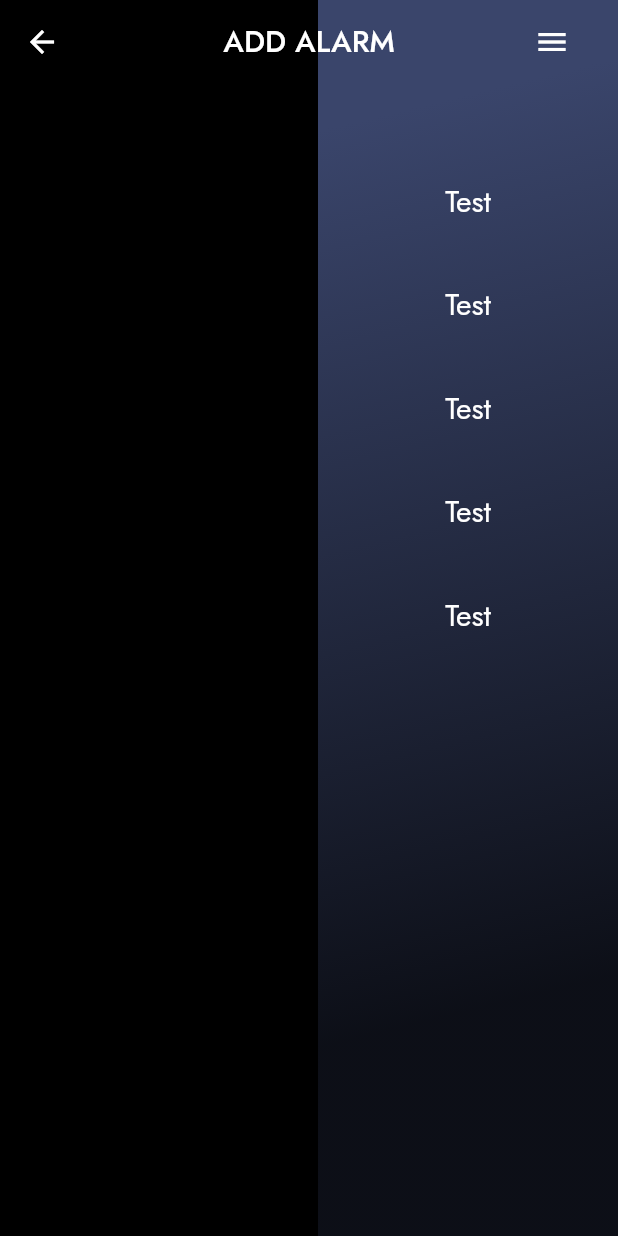
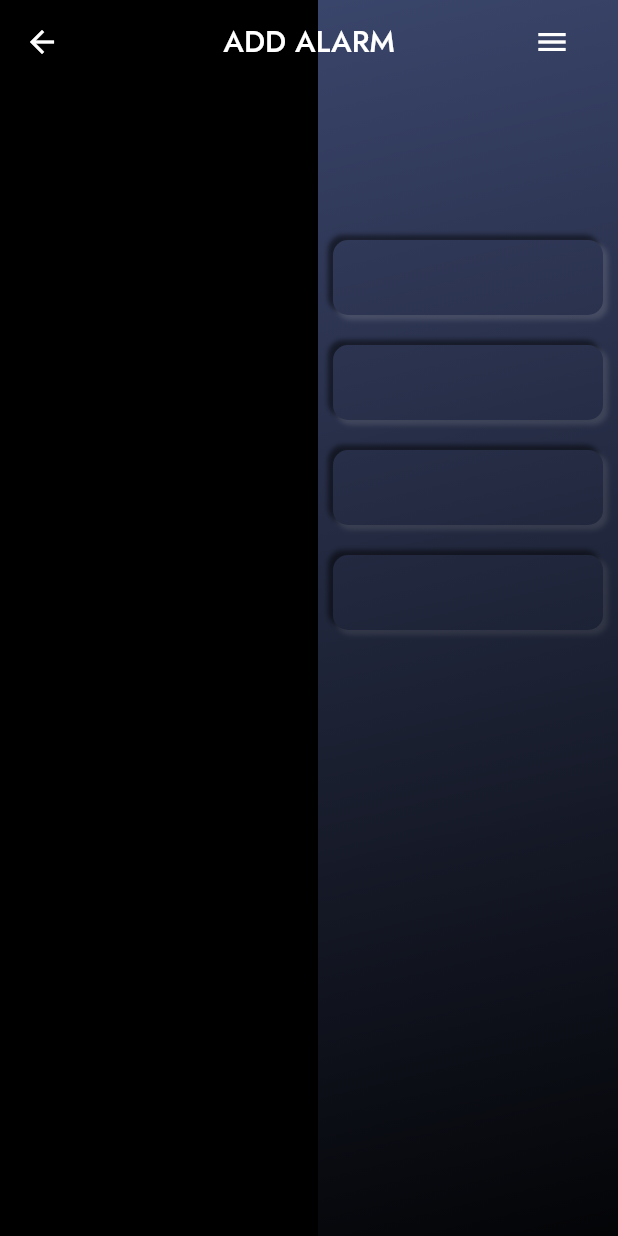
Before and after one commit to Sahil-Programme/alarm_app, a Flutter app: the screen it shows after launch, on a phone screen of 412 x 824 dp. Run offline on Flutter 3.47's test engine with Material 2 defaults, Android fonts, the phone set to English and light mode, and no system bars; our stand-ins replace google_fonts; statements that could not run were skipped.

Commit message:
added dock alarms list

```diff
--- a/lib/Pages/add_alarm_page.dart
+++ b/lib/Pages/add_alarm_page.dart
@@ -295,12 +295,12 @@ class _AddAlarmPageState extends State<AddAlarmPage>
 }
 
 class SideDock extends StatelessWidget {
-  const SideDock(
-      {Key? key,
-      required Animation<double> animation,
-      required this.backgroundGradient,
-      required this.constraints})
-      : _animation = animation,
+  const SideDock({
+    Key? key,
+    required Animation<double> animation,
+    required this.backgroundGradient,
+    required this.constraints,
+  })  : _animation = animation,
         super(key: key);
 
   final Animation<double> _animation;
@@ -321,50 +321,37 @@ class SideDock extends StatelessWidget {
           height: constraints.maxHeight,
           width: 200,
           alignment: Alignment.center,
-          decoration: BoxDecoration(
-            gradient: backgroundGradient,
-          ),
-          child: Column(
+          color: const Color(0xFF3A456B),
+          //decoration: BoxDecoration(
+          //  gradient: backgroundGradient,
+          //),
+          child: Stack(
             children: [
-              const SizedBox(height: 100),
-              Container(
-                //color: Colors.black,
-                padding: const EdgeInsets.all(20),
-                child: Text(
-                  'Test',
-                  style: GoogleFonts.jost(color: Colors.white, fontSize: 20),
+              Center(
+                child: Column(
+                  children: const <Widget>[
+                    SizedBox(height: 150),
+                    AlarmContainer(),
+                    AlarmContainer(),
+                    AlarmContainer(),
+                    AlarmContainer(),
+                  ],
                 ),
               ),
-              Container(
-                //color: Colors.black,
-                padding: const EdgeInsets.all(20),
-                child: Text(
-                  'Test',
-                  style: GoogleFonts.jost(color: Colors.white, fontSize: 20),
-                ),
-              ),
-              Container(
-                //color: Colors.black,
-                padding: const EdgeInsets.all(20),
-                child: Text(
-                  'Test',
-                  style: GoogleFonts.jost(color: Colors.white, fontSize: 20),
-                ),
-              ),
-              Container(
-                //color: Colors.black,
-                padding: const EdgeInsets.all(20),
-                child: Text(
-                  'Test',
-                  style: GoogleFonts.jost(color: Colors.white, fontSize: 20),
-                ),
-              ),
-              Container(
-                //color: Colors.black,
-                padding: const EdgeInsets.all(20),
-                child: Text(
-                  'Test',
-                  style: GoogleFonts.jost(color: Colors.white, fontSize: 20),
+              IgnorePointer(
+                child: Container(
+                  height: constraints.maxHeight,
+                  width: constraints.maxWidth,
+                  decoration: const BoxDecoration(
+                    gradient: LinearGradient(
+                      colors: <Color>[
+                        Color(0x00000000),
+                        Color(0xF0000000),
+                      ],
+                      begin: Alignment.topLeft,
+                      end: Alignment.bottomRight,
+                    ),
+                  ),
                 ),
               ),
             ],
@@ -374,3 +361,56 @@ class SideDock extends StatelessWidget {
     );
   }
 }
+
+class AlarmContainer extends StatefulWidget {
+  const AlarmContainer({
+    Key? key,
+  }) : super(key: key);
+
+  @override
+  State<AlarmContainer> createState() => _AlarmContainerState();
+}
+
+class _AlarmContainerState extends State<AlarmContainer> {
+  bool _ispressed = true;
+
+  @override
+  Widget build(BuildContext context) {
+    return GestureDetector(
+      onTap: () {
+        setState(() {
+          if (_ispressed) {
+            _ispressed = false;
+          } else {
+            _ispressed = true;
+          }
+        });
+      },
+      child: Container(
+        height: 50,
+        margin: const EdgeInsets.all(10.0),
+        decoration: BoxDecoration(
+          borderRadius: const BorderRadius.all(Radius.circular(10)),
+          boxShadow: <BoxShadow>[
+            BoxShadow(
+              offset: _ispressed
+                  ? const Offset(-2.5, -2.5)
+                  : const Offset(2.5, 2.5),
+              color: const Color(0x80000000),
+              blurRadius: 2.5,
+              spreadRadius: 0.5,
+            ),
+            BoxShadow(
+              offset: _ispressed ? Offset(2.5, 2.5) : Offset(-2.5, -2.5),
+              color: Color(0x30FFFFFF),
+              blurRadius: 2.5,
+              spreadRadius: 0.5,
+            ),
+          ],
+          color: Color(0xFF3A456B),
+          //Color(0x373A456B),,
+        ),
+      ),
+    );
+  }
+}
--- a/lib/Provider/alarms.dart
+++ b/lib/Provider/alarms.dart
@@ -10,6 +10,10 @@ class Alarm {
 class Alarms {
   final List<Alarm> _alarmList = [];
 
+  void initAlarm() {
+    //TODO: Get alarms from memory
+  }
+
   void addAlarm({required DateTime dateTime, required String music}) {
     _alarmList.add(Alarm(dateTime: dateTime, music: music));
   }
```
